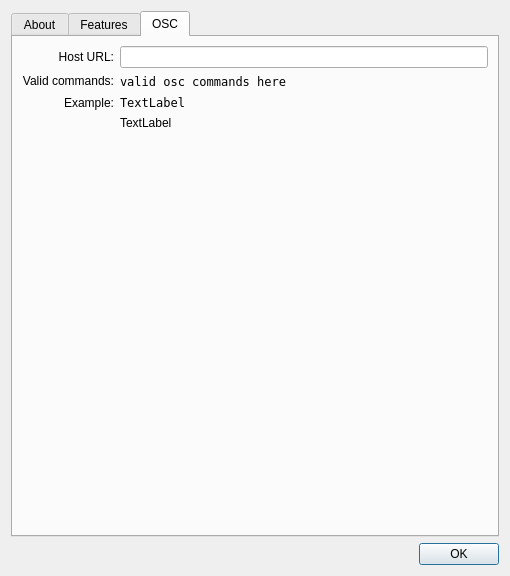
Qt form resources/ui/carla_about.ui (falkTX/Carla) before a commit.
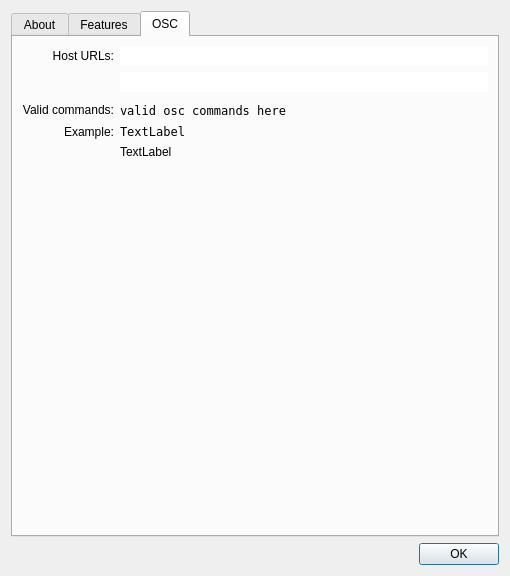
The same form after that commit. The open tabs and pages were chosen to show the change. Icons and pictures are not drawn.

The edit to the form file:
```diff
--- a/resources/ui/carla_about.ui
+++ b/resources/ui/carla_about.ui
@@ -255,7 +255,7 @@
        <item row="0" column="0">
         <widget class="QLabel" name="label_2">
          <property name="text">
-          <string>Host URL:</string>
+          <string>Host URLs:</string>
          </property>
          <property name="alignment">
           <set>Qt::AlignRight|Qt::AlignTrailing|Qt::AlignVCenter</set>
@@ -263,13 +263,16 @@
         </widget>
        </item>
        <item row="0" column="1">
-        <widget class="QLineEdit" name="le_osc_url">
+        <widget class="QLineEdit" name="le_osc_url_tcp">
+         <property name="frame">
+          <bool>false</bool>
+         </property>
          <property name="readOnly">
           <bool>true</bool>
          </property>
         </widget>
        </item>
-       <item row="1" column="0">
+       <item row="3" column="0">
         <widget class="QLabel" name="label_7">
          <property name="text">
           <string>Valid commands:</string>
@@ -279,7 +282,7 @@
          </property>
         </widget>
        </item>
-       <item row="1" column="1">
+       <item row="3" column="1">
         <widget class="QLabel" name="l_osc_cmds">
          <property name="font">
           <font>
@@ -294,7 +297,7 @@
          </property>
         </widget>
        </item>
-       <item row="2" column="0">
+       <item row="4" column="0">
         <widget class="QLabel" name="label">
          <property name="text">
           <string>Example:</string>
@@ -304,7 +307,7 @@
          </property>
         </widget>
        </item>
-       <item row="2" column="1">
+       <item row="4" column="1">
         <widget class="QLabel" name="l_example">
          <property name="font">
           <font>
@@ -316,7 +319,7 @@
          </property>
         </widget>
        </item>
-       <item row="3" column="1">
+       <item row="5" column="1">
         <widget class="QLabel" name="l_example_help">
          <property name="text">
           <string>TextLabel</string>
@@ -326,7 +329,7 @@
          </property>
         </widget>
        </item>
-       <item row="4" column="0" colspan="2">
+       <item row="6" column="0" colspan="2">
         <spacer name="verticalSpacer_2">
          <property name="orientation">
           <enum>Qt::Vertical</enum>
@@ -339,6 +342,32 @@
          </property>
         </spacer>
        </item>
+       <item row="1" column="1">
+        <widget class="QLineEdit" name="le_osc_url_udp">
+         <property name="frame">
+          <bool>false</bool>
+         </property>
+         <property name="readOnly">
+          <bool>true</bool>
+         </property>
+        </widget>
+       </item>
+       <item row="2" column="0" colspan="2">
+        <spacer name="verticalSpacer_5">
+         <property name="orientation">
+          <enum>Qt::Vertical</enum>
+         </property>
+         <property name="sizeType">
+          <enum>QSizePolicy::Fixed</enum>
+         </property>
+         <property name="sizeHint" stdset="0">
+          <size>
+           <width>20</width>
+           <height>5</height>
+          </size>
+         </property>
+        </spacer>
+       </item>
       </layout>
      </widget>
     </widget>
```
